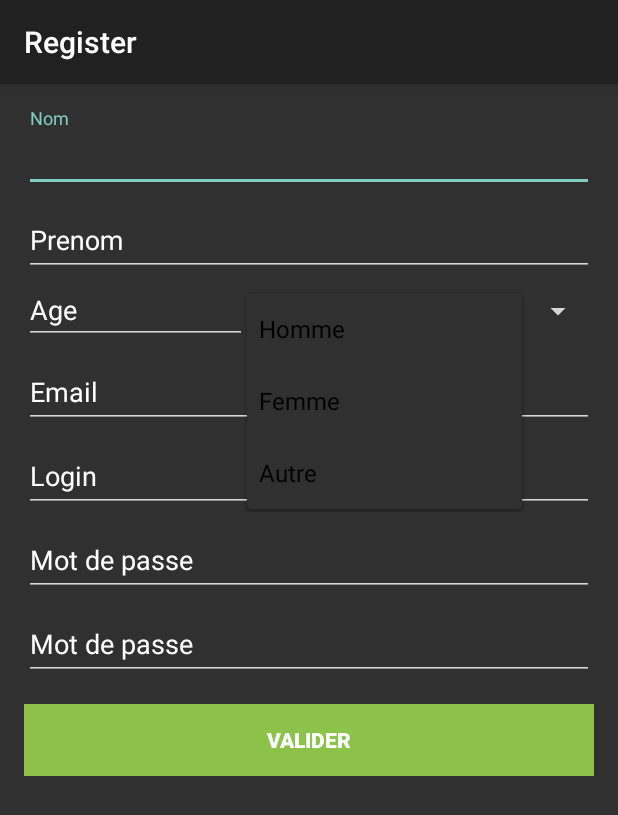
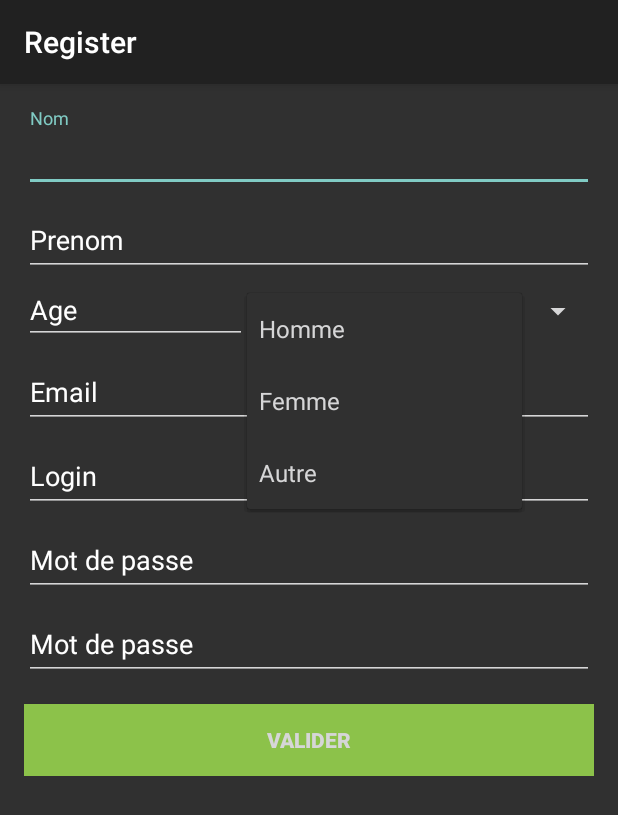
Before and after one commit to DherJ/Terrasport, an Android app: the RegisterActivity screen opened directly, with no data from a screen before it, after a tap on "Homme", on a phone screen of 412 x 824 dp. Shown: the top 815 px of the screen. Run offline under Robolectric (Android 15) with nearby library versions, the phone set to English and light mode, and no system bars; libraries missing offline, so code that uses them is left out: org.springframework.http, org.springframework.web; 3 statements that could not run were skipped.

Commit message:
L'inscription d'un utilisateur fonctionne! la couleur du text (blanc) a été ajouté pour la liste déroulante de l'inscription

```diff
--- a/app/src/main/java/com/terrasport/activity/RegisterActivity.java
+++ b/app/src/main/java/com/terrasport/activity/RegisterActivity.java
@@ -5,6 +5,7 @@ import android.animation.AnimatorListenerAdapter;
 import android.annotation.TargetApi;
 import android.app.LoaderManager.LoaderCallbacks;
 import android.content.CursorLoader;
+import android.content.Intent;
 import android.content.Loader;
 import android.database.Cursor;
 import android.net.Uri;
@@ -99,6 +100,7 @@ public class RegisterActivity extends AppCompatActivity implements LoaderCallbac
             @Override
             public void onItemSelected(AdapterView<?> parent, View view, int position, long id) {
                 utilisateur.setSexe(selectSexe.getSelectedItem().toString());
+
             }
 
             @Override
@@ -372,6 +374,15 @@ public class RegisterActivity extends AppCompatActivity implements LoaderCallbac
                 return rt.postForEntity(URI, utilisateur, ResponseEntity.class);
 
 
+
+
+        }
+
+        @Override
+        protected void onPostExecute(ResponseEntity<ResponseEntity> responseEntityResponseEntity) {
+            super.onPostExecute(responseEntityResponseEntity);
+            Intent intent = new Intent(RegisterActivity.this, LoginActivity.class);
+            startActivity(intent);
         }
 
         @Override
--- a/app/src/main/res/layout/activity_register.xml
+++ b/app/src/main/res/layout/activity_register.xml
@@ -60,7 +60,9 @@
                 android:id="@+id/linear_layout_sexe"
                 android:layout_width="match_parent"
                 android:layout_height="wrap_content"
-                android:orientation="horizontal">
+                android:orientation="horizontal"
+                android:textColor="#FFFFFF"
+                android:textColorHint="@color/common_google_signin_btn_text_dark_default">
 
                 <EditText
                     android:id="@+id/input_age"
@@ -80,7 +82,8 @@
                     android:entries="@array/sexe_array"
                     android:prompt="@string/utilisateur_select_sexe"
                     android:layout_weight="1"
-                    android:textColor="#FFFFFF"/>
+                    android:textColor="#FFFFFF"
+                    android:textColorHint="@color/common_google_signin_btn_text_dark_default"/>
 
             </LinearLayout>
 
--- a/app/src/main/res/values/styles.xml
+++ b/app/src/main/res/values/styles.xml
@@ -10,6 +10,13 @@
         <item name="android:colorBackground">@color/background_material_dark_1</item>
         <item name="android:textColorPrimary">@color/cast_expanded_controller_text_color</item>
         <item name="android:textColorSecondary">@color/cast_expanded_controller_text_color</item>
+        <item name="android:windowBackground">?android:attr/colorBackground</item>
+        <item name="android:textColorTertiary">@color/cast_expanded_controller_text_color</item>
+        <item name="android:fastScrollTextColor">@color/cast_expanded_controller_text_color</item>
+        <item name="android:textColorLink">@color/cast_expanded_controller_text_color</item>
+        <item name="android:textColorHint">@color/cast_expanded_controller_text_color</item>
+        <item name="android:actionMenuTextColor">@color/cast_expanded_controller_text_color</item>
+        <item name="android:textColor">@color/cast_expanded_controller_text_color</item>
     </style>
 
     <style name="AppTheme.NoActionBar" parent="AppTheme">
```
